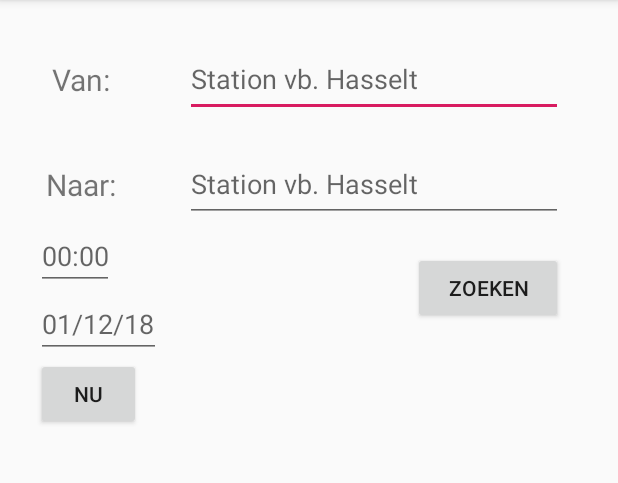
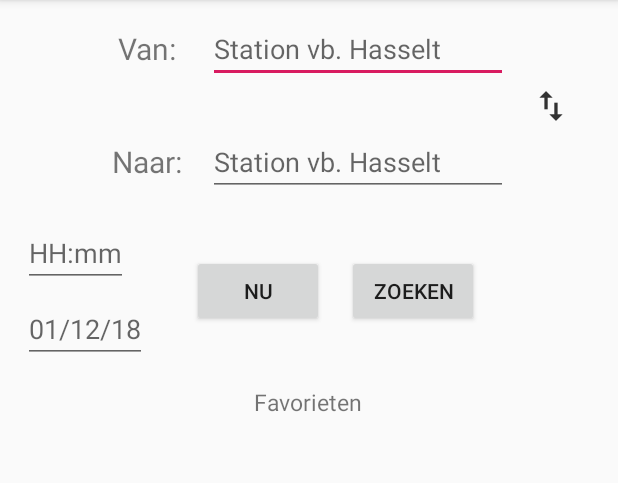
Before and after one commit to MichielGabriels/T-Rail, an Android app: the RoutePlanActivity screen opened directly, with no data from a screen before it, on a phone screen of 412 x 824 dp, the part 84-567 px from its top. Run offline under Robolectric (Android 15) with nearby library versions, the phone set to English and light mode, and no system bars; network calls fail.

Commit message:
Rework Route plan layout and add switch function for input fields

```diff
--- a/app/src/main/java/be/pxl/student/t_rail/RoutePlanActivity.java
+++ b/app/src/main/java/be/pxl/student/t_rail/RoutePlanActivity.java
@@ -11,6 +11,7 @@ import android.widget.ArrayAdapter;
 import android.widget.AutoCompleteTextView;
 import android.widget.Button;
 import android.widget.EditText;
+import android.widget.ImageButton;
 import android.widget.TextView;
 import android.widget.Toast;
 
@@ -188,12 +189,22 @@ public class RoutePlanActivity extends AppCompatActivity {
             mEditTextDate.setText(dateNow);
             mEditTextTime.setText(timeNow);
         });
+        ClickEvent switchInputs = new ClickEvent((view) ->{
+            String textFrom = textViewFrom.getText().toString();
+            String textTo = textViewTo.getText().toString();
+            if(!textFrom.equals("")&& !textTo.equals("")){
+                textViewFrom.setText(textTo);
+                textViewTo.setText(textFrom);
+            }
+        });
 
         Button searchButton = (Button) findViewById(R.id.buttonSearch);
         Button dateTimeNowButton = (Button) findViewById(R.id.buttonDateTimeNow);
+        ImageButton switchButton = (ImageButton) findViewById(R.id.buttonSwitch);
 
         searchButton.setOnClickListener(searchClick);
         dateTimeNowButton.setOnClickListener(timeAndDateNowClick);
+        switchButton.setOnClickListener(switchInputs);
     }
 
     private void populateFavouritesRecyclerView() {
--- a/app/src/main/res/layout/activity_route_plan.xml
+++ b/app/src/main/res/layout/activity_route_plan.xml
@@ -1,126 +1,135 @@
 <?xml version="1.0" encoding="utf-8"?>
-<android.support.constraint.ConstraintLayout xmlns:android="http://schemas.android.com/apk/res/android"
-    xmlns:app="http://schemas.android.com/apk/res-auto"
-    xmlns:tools="http://schemas.android.com/tools"
+<LinearLayout
+    xmlns:android="http://schemas.android.com/apk/res/android"
     android:layout_width="match_parent"
     android:layout_height="match_parent"
-    tools:context=".RoutePlanActivity">
-
+    android:orientation="vertical">
 
     <LinearLayout
-        android:id="@+id/linearLayoutStationChoice"
-        android:layout_width="252dp"
-        android:layout_height="495dp"
-        android:layout_marginStart="8dp"
-        android:layout_marginTop="8dp"
-        android:layout_marginEnd="50dp"
-        android:layout_marginBottom="8dp"
-        android:orientation="vertical"
-        app:layout_constraintBottom_toBottomOf="parent"
-        app:layout_constraintEnd_toEndOf="parent"
-        app:layout_constraintHorizontal_bias="0.604"
-        app:layout_constraintStart_toEndOf="@+id/linearLayoutLabels"
-        app:layout_constraintTop_toTopOf="parent"
-        app:layout_constraintVertical_bias="0.0">
+        android:layout_width="match_parent"
+        android:layout_height="wrap_content"
+        android:gravity="center"
+        android:layout_marginTop="10dp"
+        android:layout_marginBottom="0dp">
+
+        <TextView
+            android:layout_width="50dp"
+            android:layout_height="match_parent"
+            android:layout_marginRight="15dp"
+            android:gravity="center"
+            android:text="@string/from"
+            android:textSize="20dp" />
 
         <AutoCompleteTextView
             android:id="@+id/textViewFrom"
-            android:layout_width="match_parent"
-            android:layout_height="50dp"
-            android:layout_marginTop="20dp"
-            android:ems="10"
-            android:hint="Station vb. Hasselt"
-            android:inputType="textPersonName"
-            android:imeOptions="flagNoExtractUi" />
+            android:layout_width="200dp"
+            android:layout_height="match_parent"
+            android:hint="@string/autoComplete_hint" />
+    </LinearLayout>
+
+    <LinearLayout
+        android:layout_width="match_parent"
+        android:layout_height="wrap_content"
+        android:gravity="right">
+
+        <ImageButton
+            android:id="@+id/buttonSwitch"
+            android:layout_width="30dp"
+            android:layout_height="30dp"
+            android:layout_marginRight="30dp"
+            android:background="@null"
+            android:src="@drawable/switch_text_icon" />
+    </LinearLayout>
+
+    <LinearLayout
+        android:layout_width="match_parent"
+        android:layout_height="wrap_content"
+        android:layout_marginBottom="15dp"
+        android:gravity="center"
+        android:orientation="horizontal">
+
+        <TextView
+            android:layout_width="50dp"
+            android:layout_height="match_parent"
+            android:text="@string/to"
+            android:textSize="20dp"
+            android:gravity="center"
+            android:layout_marginRight="15dp"/>
 
         <AutoCompleteTextView
             android:id="@+id/textViewTo"
-            android:layout_width="match_parent"
-            android:layout_height="50dp"
-            android:layout_marginTop="20dp"
-            android:ems="10"
-            android:hint="Station vb. Hasselt"
-            android:inputType="textPersonName"
-            android:imeOptions="flagNoExtractUi" />
+            android:layout_width="200dp"
+            android:layout_height="wrap_content"
+            android:hint="@string/autoComplete_hint" />
 
-        <Button
-            android:id="@+id/buttonSearch"
-            android:layout_width="100dp"
-            android:layout_height="wrap_content"
-            android:layout_gravity="right"
-            android:layout_marginTop="20dp"
-            android:text="Zoeken" />
 
-        <ScrollView
-            android:layout_width="match_parent"
-            android:layout_height="match_parent"
-            android:layout_marginTop="10dp">
-
-            <android.support.v7.widget.RecyclerView
-                android:id="@+id/recyclerViewFavourites"
-                android:layout_width="match_parent"
-                android:layout_height="match_parent"
-                android:layout_marginTop="20dp" />
-        </ScrollView>
 
     </LinearLayout>
 
     <LinearLayout
-        android:id="@+id/linearLayoutLabels"
-        android:layout_width="110dp"
-        android:layout_height="495dp"
-        android:layout_marginStart="24dp"
-        android:layout_marginTop="8dp"
-        android:layout_marginBottom="8dp"
-        android:orientation="vertical"
-        app:layout_constraintBottom_toBottomOf="parent"
-        app:layout_constraintStart_toStartOf="parent"
-        app:layout_constraintTop_toTopOf="parent"
-        app:layout_constraintVertical_bias="0.0">
+        android:layout_width="match_parent"
+        android:layout_height="wrap_content"
+        android:layout_marginBottom="15dp"
+        android:gravity="center_vertical"
+        >
 
-        <TextView
-            android:id="@+id/textView"
-            android:layout_width="60dp"
-            android:layout_height="50dp"
-            android:layout_marginTop="20dp"
-            android:gravity="center"
-            android:text="Van:"
-            android:textSize="20dp" />
+        <LinearLayout
+            android:layout_width="wrap_content"
+            android:layout_height="wrap_content"
+            android:layout_marginLeft="15dp"
+            android:layout_marginRight="30dp"
+            android:orientation="vertical">
 
-        <TextView
-            android:id="@+id/textView2"
-            android:layout_width="60dp"
-            android:layout_height="50dp"
-            android:layout_marginTop="20dp"
-            android:gravity="center"
-            android:text="Naar:"
-            android:textSize="20dp" />
+            <EditText
+                android:id="@+id/editTextTime"
+                android:layout_width="wrap_content"
+                android:layout_height="wrap_content"
+                android:layout_marginBottom="5dp"
+                android:hint="@string/time_hint" />
 
-        <EditText
-            android:id="@+id/editTextTime"
-            android:layout_width="52dp"
-            android:layout_height="wrap_content"
-            android:ems="10"
-            android:hint="00:00"
-            android:inputType="time"
-            android:maxLength="5" />
+            <EditText
+                android:id="@+id/editTextDate"
+                android:layout_width="wrap_content"
+                android:layout_height="wrap_content"
+                android:hint="@string/date_hint" />
 
-        <EditText
-            android:id="@+id/editTextDate"
-            android:layout_width="83dp"
-            android:layout_height="wrap_content"
-            android:ems="10"
-            android:hint="01/12/18"
-            android:inputType="date"
-            android:maxLength="8" />
+        </LinearLayout>
 
         <Button
             android:id="@+id/buttonDateTimeNow"
-            android:layout_width="70dp"
+            android:layout_width="wrap_content"
             android:layout_height="wrap_content"
-            android:text="Nu" />
+            android:layout_marginRight="15dp"
+            android:text="@string/now"></Button>
+
+        <Button
+            android:id="@+id/buttonSearch"
+            android:layout_width="wrap_content"
+            android:layout_height="wrap_content"
+            android:text="@string/search"></Button>
 
     </LinearLayout>
 
+    <LinearLayout
+        android:layout_width="match_parent"
+        android:layout_height="match_parent"
+        android:layout_marginBottom="5dp"
+        android:orientation="vertical"
+        android:gravity="center_horizontal">
 
-</android.support.constraint.ConstraintLayout>
+        <TextView
+            android:layout_width="wrap_content"
+            android:layout_height="wrap_content"
+            android:text="@string/favourites"
+            android:textSize="15dp"/>
+
+
+        <android.support.v7.widget.RecyclerView
+            android:id="@+id/recyclerViewFavourites"
+            android:layout_width="match_parent"
+            android:layout_height="match_parent"
+            android:layout_marginLeft="15dp"
+            android:layout_marginRight="15dp"></android.support.v7.widget.RecyclerView>
+    </LinearLayout>
+
+</LinearLayout>
--- a/app/src/main/res/values/strings.xml
+++ b/app/src/main/res/values/strings.xml
@@ -5,5 +5,12 @@
     <string name="hello_blank_fragment">Hello blank fragment</string>
     <string name="channel_name">T rail</string>
     <string name="channel_description">Hier komen alle treinen die je volgt</string>
-
+    <string name="from">Van:</string>
+    <string name="to">Naar:</string>
+    <string name="autoComplete_hint">Station vb. Hasselt</string>
+    <string name="date_hint">01/12/18</string>
+    <string name="time_hint">HH:mm</string>
+    <string name="search">zoeken</string>
+    <string name="now">Nu</string>
+    <string name="favourites">Favorieten</string>
 </resources>
```
Also changed, not shown: app/src/main/java/be/pxl/student/t_rail/services/NotificationService.java (+0 -9 lines), app/src/main/res/layout/activity_route_plan_deprecated.xml (added, +126 -0 lines), app/src/main/res/layout/favourites_list_row.xml (+6 -5 lines), app/src/main/res/drawable-hdpi/switch_text_icon.png (added), app/src/main/res/drawable-mdpi/switch_text_icon.png (added), app/src/main/res/drawable-xhdpi/switch_text_icon.png (added), app/src/main/res/drawable-xxhdpi/switch_text_icon.png (added), app/src/main/res/drawable-xxxhdpi/switch_text_icon.png (added), app/src/main/res/drawable/flip.png (added).
